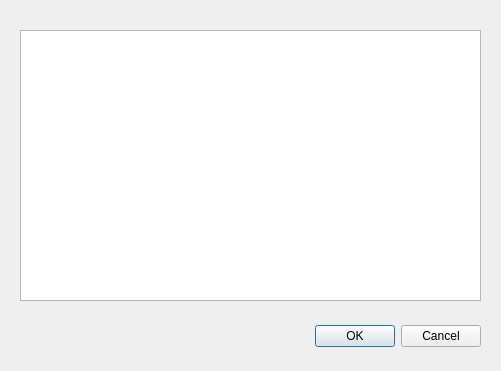
wendyltan/ZebraCrossDensityDetector, file ui/designer_ui/AboutDialog.ui: the form before one commit.
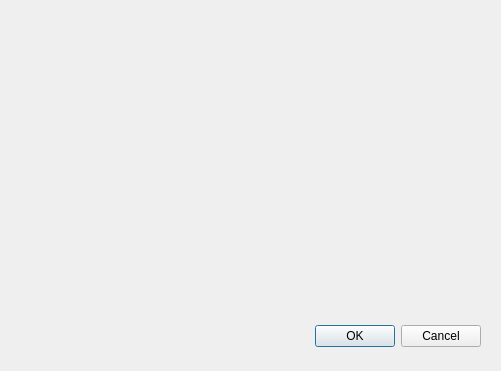
The form after the commit.

Patch:
```diff
--- a/ui/designer_ui/AboutDialog.ui
+++ b/ui/designer_ui/AboutDialog.ui
@@ -29,16 +29,6 @@
     <set>QDialogButtonBox::Cancel|QDialogButtonBox::Ok</set>
    </property>
   </widget>
-  <widget class="QTextBrowser" name="textBrowser">
-   <property name="geometry">
-    <rect>
-     <x>20</x>
-     <y>30</y>
-     <width>461</width>
-     <height>271</height>
-    </rect>
-   </property>
-  </widget>
  </widget>
  <resources/>
  <connections>
```
